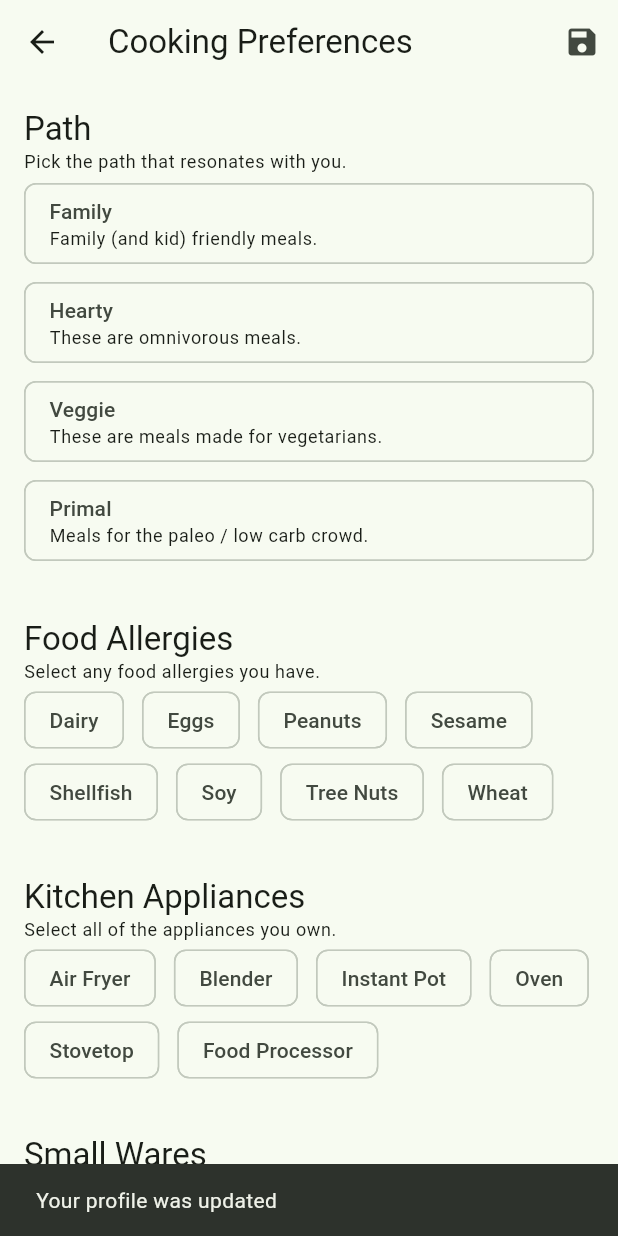
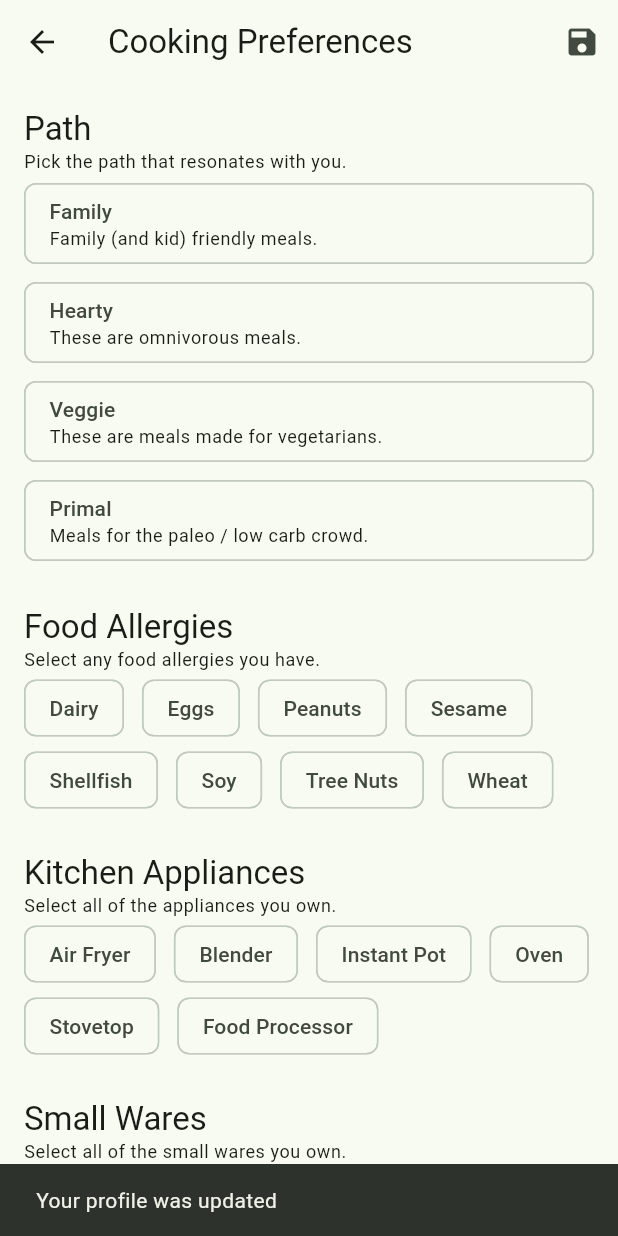
Before and after one commit to zachsg/levelchef, a Flutter app: the PreferencesView screen opened by its route, after a tap on the "save" icon, on a phone screen of 412 x 824 dp. Run offline on Flutter 3.47's test engine with Material 2 defaults, Android fonts, the phone set to English and light mode, and no system bars; our stand-ins replace cached_network_image, cloud_firestore, firebase_auth, firebase_core, firebase_storage, flutter_riverpod and 4 more; accounts and stored records are empty; network calls fail.

Commit message:
add avatar picker and display widget + backend functionality

```diff
--- a/lib/features/profile/preferences/preferences_view.dart
+++ b/lib/features/profile/preferences/preferences_view.dart
@@ -54,25 +54,25 @@ class PreferencesView extends ConsumerWidget {
                   subtitle: pathSubtitleLabel,
                 ),
                 PathOptionsWidget(),
-                SizedBox(height: 32),
+                SizedBox(height: 24),
                 SectionHeaderWidget(
                   title: allergiesLabel,
                   subtitle: allergiesSubtitleLabel,
                 ),
                 AllergyOptionsWidget(),
-                SizedBox(height: 32),
+                SizedBox(height: 24),
                 SectionHeaderWidget(
                   title: appliancesLabel,
                   subtitle: appliancesSubtitleLabel,
                 ),
                 ApplianceOptionsWidget(),
-                SizedBox(height: 32),
+                SizedBox(height: 24),
                 SectionHeaderWidget(
                   title: smallWaresLabel,
                   subtitle: smallWaresSubtitleLabel,
                 ),
                 SmallWareOptionsWidget(),
-                SizedBox(height: 32),
+                SizedBox(height: 24),
               ],
             ),
           ),
--- a/lib/features/profile/settings/widgets/xwidgets.dart
+++ b/lib/features/profile/settings/widgets/xwidgets.dart
@@ -1,3 +1,4 @@
 export 'handle_text_field_widget.dart';
 export 'name_text_field_widget.dart';
 export 'bio_text_field_widget.dart';
+export 'avatar_widget.dart';
--- /dev/null
+++ b/lib/features/profile/widgets/avatar_display_widget.dart
@@ -0,0 +1,40 @@
+import 'package:cached_network_image/cached_network_image.dart';
+import 'package:flutter/material.dart';
+import 'package:flutter_riverpod/flutter_riverpod.dart';
+
+import '../profile_controller.dart';
+
+class AvatarDisplayWidget extends ConsumerWidget {
+  const AvatarDisplayWidget({super.key});
+
+  @override
+  Widget build(BuildContext context, WidgetRef ref) {
+    return Container(
+      decoration: BoxDecoration(
+        border: Border.all(
+          width: 3,
+          color: Theme.of(context).colorScheme.onBackground,
+        ),
+        borderRadius: const BorderRadius.all(Radius.circular(50)),
+      ),
+      child: ClipOval(
+        child: CachedNetworkImage(
+          width: 84,
+          height: 84,
+          fit: BoxFit.cover,
+          imageUrl: ref.watch(profileProvider).avatar,
+          placeholder: (context, url) => Icon(
+            Icons.face,
+            size: 84,
+            color: Theme.of(context).colorScheme.primary,
+          ),
+          errorWidget: (context, url, error) => Icon(
+            Icons.face,
+            size: 84,
+            color: Theme.of(context).colorScheme.primary,
+          ),
+        ),
+      ),
+    );
+  }
+}
--- a/lib/features/profile/widgets/profile_header_widget.dart
+++ b/lib/features/profile/widgets/profile_header_widget.dart
@@ -2,6 +2,7 @@ import 'package:flutter/material.dart';
 import 'package:flutter_riverpod/flutter_riverpod.dart';
 
 import '../profile_controller.dart';
+import 'avatar_display_widget.dart';
 
 class ProfileHeaderWidget extends ConsumerWidget {
   const ProfileHeaderWidget({super.key});
@@ -12,7 +13,7 @@ class ProfileHeaderWidget extends ConsumerWidget {
       padding: const EdgeInsets.all(16),
       child: Row(
         children: [
-          const Icon(Icons.face, size: 84),
+          const AvatarDisplayWidget(),
           const SizedBox(width: 8),
           Column(
             crossAxisAlignment: CrossAxisAlignment.start,
```
Also changed, not shown: lib/features/profile/profile_controller.dart (+9 -0 lines), lib/features/profile/settings/settings_controller.dart (+26 -0 lines), lib/features/profile/settings/settings_view.dart (+7 -0 lines), lib/features/profile/settings/widgets/avatar_widget.dart (added, +40 -0 lines), lib/services/storage.dart (added, +51 -0 lines), pubspec.yaml (+8 -5 lines), pubspec.lock, 3 other files.
